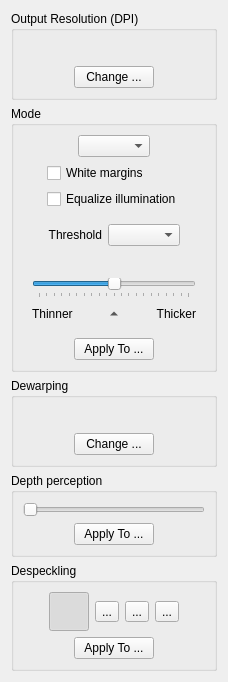
ImageProcessing-ElectronicPublications/scantailor, file src/filters/output/ui/OutputOptionsWidget.ui: the form before one commit.
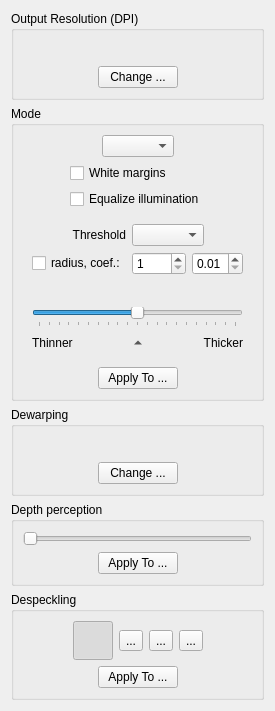
The form after the commit. Icons and pictures are not drawn.

Commit message: 0.9.13.1: output: threshold method params

Patch:
```diff
--- a/src/filters/output/ui/OutputOptionsWidget.ui
+++ b/src/filters/output/ui/OutputOptionsWidget.ui
@@ -241,6 +241,72 @@
            </item>
           </layout>
          </item>
+         <item>
+          <layout class="QHBoxLayout" name="horizontalLayout_33">
+           <item>
+            <spacer name="horizontalSpacer_33">
+             <property name="orientation">
+              <enum>Qt::Horizontal</enum>
+             </property>
+             <property name="sizeHint" stdset="0">
+              <size>
+               <width>0</width>
+               <height>20</height>
+              </size>
+             </property>
+            </spacer>
+           </item>
+           <item>
+            <widget class="QCheckBox" name="thresholdManualCB">
+             <property name="text">
+              <string>radius, coef.:</string>
+             </property>
+            </widget>
+           </item>
+           <item>
+            <widget class="QSpinBox" name="thresholdRadius">
+             <property name="toolTip">
+              <string>Threshold radius.</string>
+             </property>
+             <property name="minimum">
+              <number>1</number>
+             </property>
+             <property name="maximum">
+              <number>9999</number>
+             </property>
+            </widget>
+           </item>
+           <item>
+            <widget class="QDoubleSpinBox" name="thresholdCoef">
+             <property name="toolTip">
+              <string>Threshold coefficient.</string>
+             </property>
+             <property name="minimum">
+              <double>0.01</double>
+             </property>
+             <property name="maximum">
+              <double>1.00</double>
+             </property>
+             <property name="singleStep">
+              <double>0.01</double>
+             </property>
+            </widget>
+           </item>
+           <item>
+            <spacer name="horizontalSpacer_34">
+             <property name="orientation">
+              <enum>Qt::Horizontal</enum>
+             </property>
+             <property name="sizeHint" stdset="0">
+              <size>
+               <width>0</width>
+               <height>20</height>
+              </size>
+             </property>
+            </spacer>
+           </item>
+          </layout>
+         </item>
          <item>
           <layout class="QHBoxLayout" name="horizontalLayout_12">
            <item>
```
The commit also changes 8 other files.
